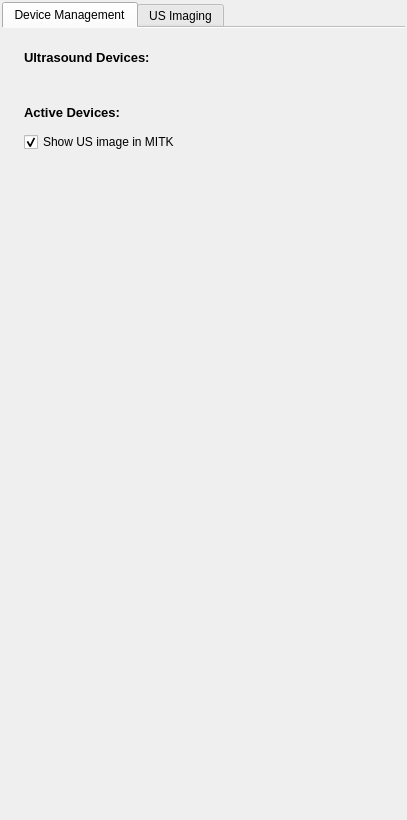
The window that Plugins/org.mitk.gui.qt.ultrasound/src/internal/UltrasoundSupportControls.ui (MITK/MITK) describes before a commit, drawn with Qt 5.
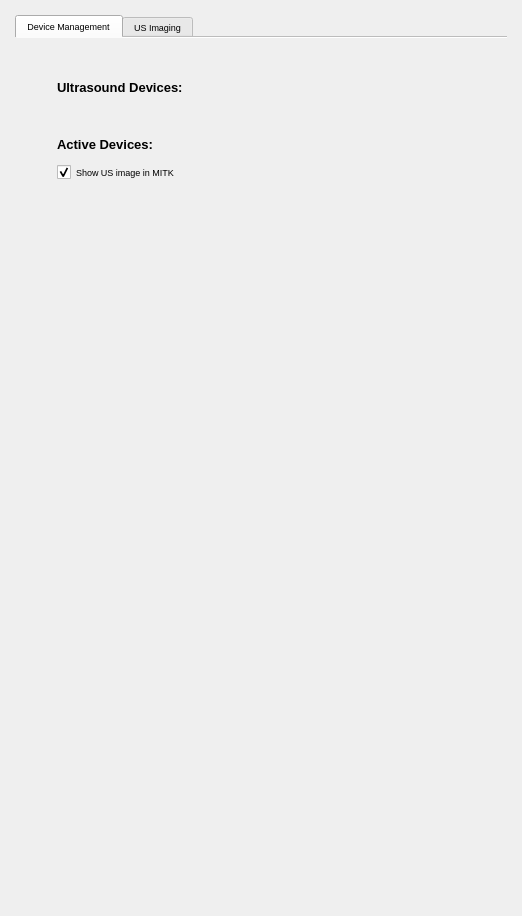
The same window after the commit. The open tabs and pages were chosen to show the change. Icons and pictures are not drawn. Custom widgets are drawn as their Qt base class.

Commit message:
Fixed button not visible issue.
View Ultrasound Support -> Tab size of "Device Management" doesn't fit the whole word when highlighted. Now the size is adjusted to fit proper.

Patch:
```diff
--- a/Plugins/org.mitk.gui.qt.ultrasound/src/internal/UltrasoundSupportControls.ui
+++ b/Plugins/org.mitk.gui.qt.ultrasound/src/internal/UltrasoundSupportControls.ui
@@ -6,8 +6,8 @@
    <rect>
     <x>0</x>
     <y>0</y>
-    <width>407</width>
-    <height>820</height>
+    <width>522</width>
+    <height>916</height>
    </rect>
   </property>
   <property name="minimumSize">
@@ -21,19 +21,32 @@
   </property>
   <layout class="QVBoxLayout" name="verticalLayout_3">
    <property name="leftMargin">
-    <number>2</number>
+    <number>15</number>
    </property>
    <property name="topMargin">
-    <number>2</number>
+    <number>15</number>
    </property>
    <property name="rightMargin">
-    <number>2</number>
+    <number>15</number>
    </property>
    <property name="bottomMargin">
-    <number>2</number>
+    <number>15</number>
    </property>
    <item>
     <widget class="QTabWidget" name="tabWidget">
+     <property name="enabled">
+      <bool>true</bool>
+     </property>
+     <property name="font">
+      <font>
+       <pointsize>7</pointsize>
+       <weight>50</weight>
+       <bold>false</bold>
+      </font>
+     </property>
+     <property name="focusPolicy">
+      <enum>Qt::TabFocus</enum>
+     </property>
      <property name="currentIndex">
       <number>1</number>
      </property>
@@ -55,25 +68,49 @@
       <attribute name="title">
        <string>Device Management</string>
       </attribute>
-      <layout class="QVBoxLayout" name="verticalLayout_2">
+      <layout class="QVBoxLayout" name="verticalLayout_2" stretch="0">
        <property name="leftMargin">
-        <number>0</number>
+        <number>15</number>
        </property>
        <property name="topMargin">
-        <number>0</number>
+        <number>15</number>
        </property>
        <property name="rightMargin">
-        <number>0</number>
+        <number>15</number>
        </property>
        <property name="bottomMargin">
-        <number>0</number>
+        <number>15</number>
        </property>
        <item>
         <widget class="QWidget" name="m_WidgetDevices" native="true">
          <layout class="QVBoxLayout" name="verticalLayout_4">
+          <property name="leftMargin">
+           <number>15</number>
+          </property>
+          <property name="topMargin">
+           <number>15</number>
+          </property>
+          <property name="rightMargin">
+           <number>15</number>
+          </property>
+          <property name="bottomMargin">
+           <number>15</number>
+          </property>
           <item>
            <widget class="QWidget" name="m_WidgetAvailableDevices" native="true">
             <layout class="QVBoxLayout" name="verticalLayout_5">
+             <property name="leftMargin">
+              <number>12</number>
+             </property>
+             <property name="topMargin">
+              <number>12</number>
+             </property>
+             <property name="rightMargin">
+              <number>12</number>
+             </property>
+             <property name="bottomMargin">
+              <number>12</number>
+             </property>
              <item>
               <widget class="QLabel" name="m_Headline">
                <property name="font">
@@ -100,6 +137,18 @@
           <item>
            <widget class="QWidget" name="m_WidgetActiveDevices" native="true">
             <layout class="QVBoxLayout" name="verticalLayout">
+             <property name="leftMargin">
+              <number>12</number>
+             </property>
+             <property name="topMargin">
+              <number>12</number>
+             </property>
+             <property name="rightMargin">
+              <number>12</number>
+             </property>
+             <property name="bottomMargin">
+              <number>12</number>
+             </property>
              <item>
               <widget class="QLabel" name="m_HeadlineActive">
                <property name="font">
```
